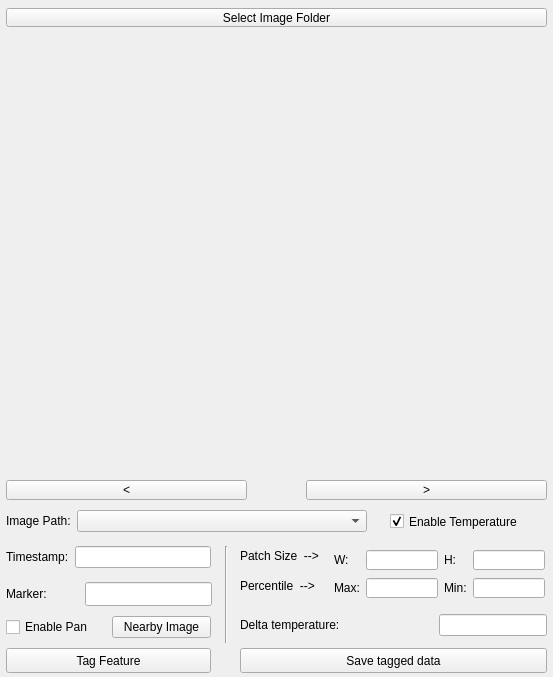
Before: the Qt Designer form windows/thermliteQc.ui in sensehawk/qgis_plugin, drawn with Qt 5.
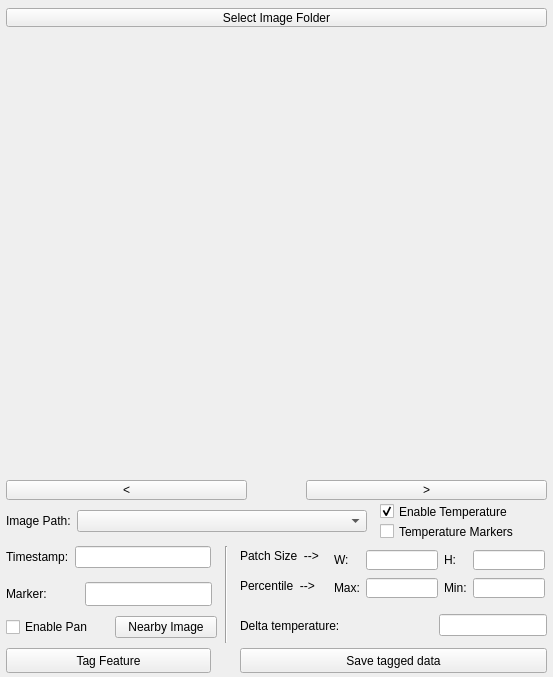
After: the same form once the commit is applied.

Commit message: temperature markers checkbox to add min and max temp marker location on tagged image after magma conversion

Diff of the .ui file:
```diff
--- a/windows/thermliteQc.ui
+++ b/windows/thermliteQc.ui
@@ -88,9 +88,9 @@
   <widget class="QCheckBox" name="temperature_toggle">
    <property name="geometry">
     <rect>
-     <x>390</x>
-     <y>510</y>
-     <width>151</width>
+     <x>380</x>
+     <y>500</y>
+     <width>161</width>
      <height>23</height>
     </rect>
    </property>
@@ -318,7 +318,7 @@
      <x>6</x>
      <y>510</y>
      <width>361</width>
-     <height>26</height>
+     <height>27</height>
     </rect>
    </property>
    <layout class="QFormLayout" name="formLayout">
@@ -347,7 +347,7 @@
      <x>6</x>
      <y>546</y>
      <width>205</width>
-     <height>26</height>
+     <height>27</height>
     </rect>
    </property>
    <layout class="QFormLayout" name="formLayout_2">
@@ -379,7 +379,7 @@
      <x>240</x>
      <y>612</y>
      <width>307</width>
-     <height>26</height>
+     <height>27</height>
     </rect>
    </property>
    <layout class="QHBoxLayout" name="horizontalLayout">
@@ -489,7 +489,7 @@
     <rect>
      <x>6</x>
      <y>612</y>
-     <width>205</width>
+     <width>211</width>
      <height>30</height>
     </rect>
    </property>
@@ -510,6 +510,22 @@
     </item>
    </layout>
   </widget>
+  <widget class="QCheckBox" name="temperature_markers">
+   <property name="geometry">
+    <rect>
+     <x>380</x>
+     <y>520</y>
+     <width>171</width>
+     <height>23</height>
+    </rect>
+   </property>
+   <property name="text">
+    <string>Temperature Markers</string>
+   </property>
+   <property name="checked">
+    <bool>false</bool>
+   </property>
+  </widget>
  </widget>
  <resources/>
  <connections/>
```
The commit also changes 2 other files.
